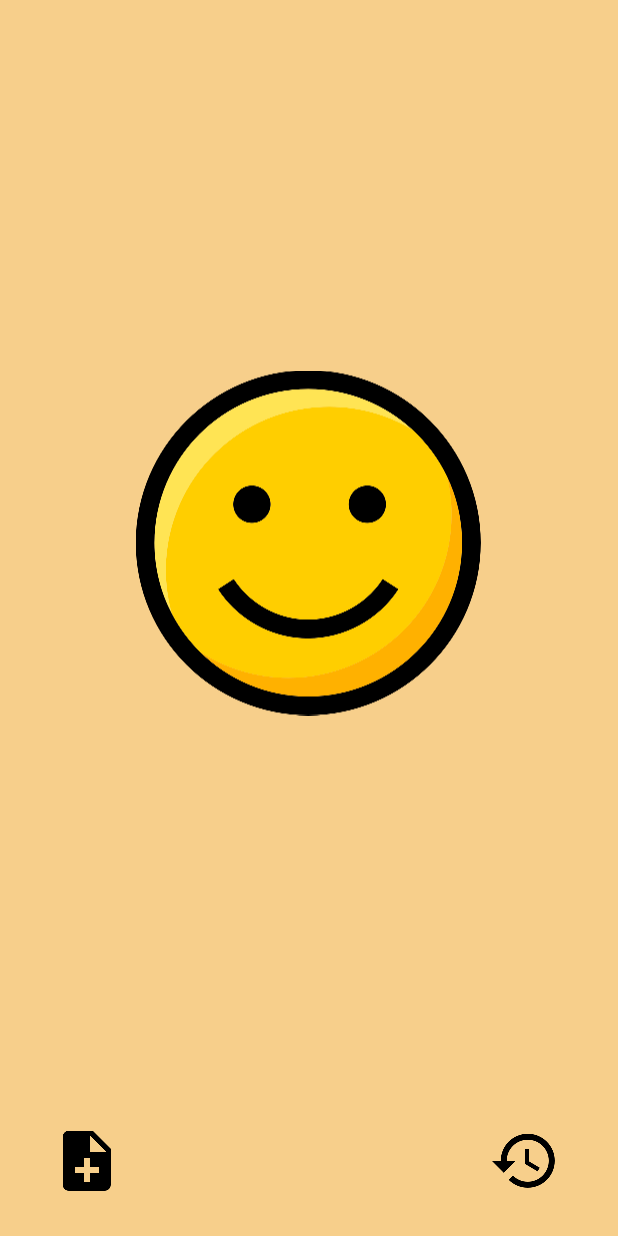
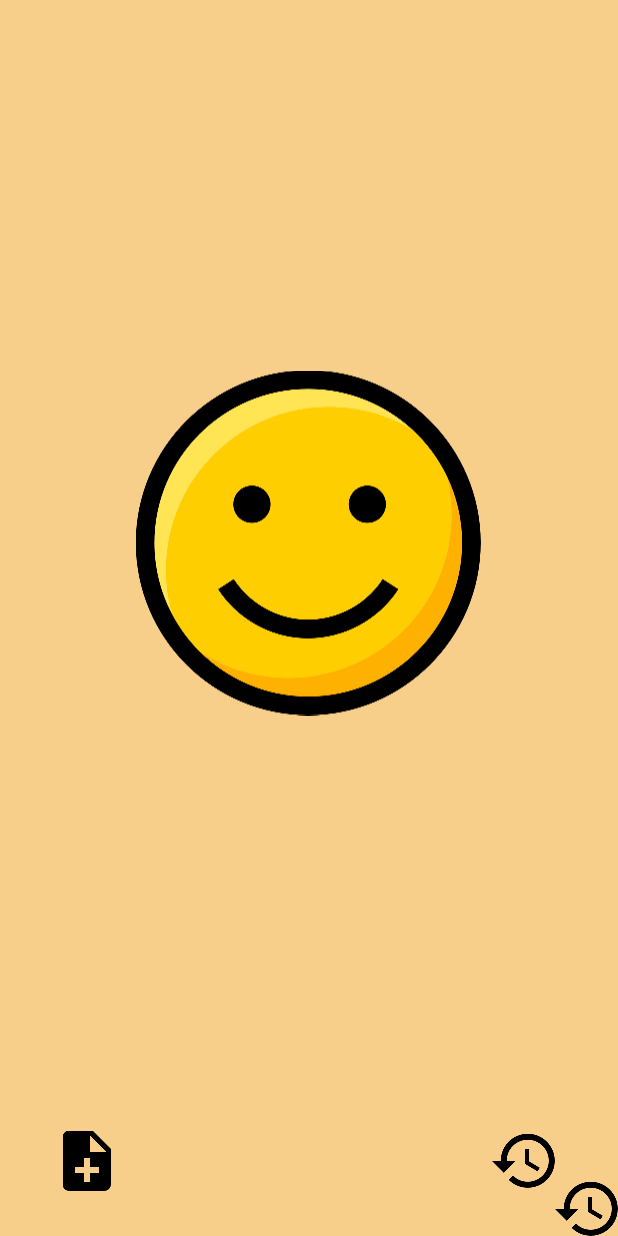
Before and after one commit to StevenBLR/MoodTracker, an Android app: the screen it shows after launch (MainActivity), on a phone screen of 412 x 824 dp. Run offline under Robolectric (Android 15) with nearby library versions, the phone set to English and light mode, and no system bars; our stand-ins replace ButterKnife.

Commit message:
use constraint layout in main activity

```diff
--- a/app/src/main/res/layout/activity_main.xml
+++ b/app/src/main/res/layout/activity_main.xml
@@ -1,21 +1,26 @@
 <?xml version="1.0" encoding="utf-8"?>
-<LinearLayout
-    android:layout_height="match_parent"
+<androidx.constraintlayout.widget.ConstraintLayout android:layout_height="match_parent"
     android:layout_width="match_parent"
-    android:orientation="vertical"
+    xmlns:app="http://schemas.android.com/apk/res-auto"
     xmlns:android="http://schemas.android.com/apk/res/android">
 
-    <androidx.viewpager2.widget.ViewPager2
-        android:id="@+id/activity_main_viewpager"
-        android:layout_width="match_parent"
-        android:layout_height="match_parent"/>
+<androidx.viewpager2.widget.ViewPager2
+    app:layout_constraintTop_toTopOf="parent"
+    app:layout_constraintBottom_toBottomOf="parent"
+    app:layout_constraintStart_toStartOf="parent"
+    app:layout_constraintEnd_toEndOf="parent"
+    android:id="@+id/activity_main_viewpager"
+    android:layout_width="0dp"
+    android:layout_height="0dp"/>
 
     <ImageButton
+        app:layout_constraintBottom_toBottomOf="parent"
+        app:layout_constraintEnd_toEndOf="parent"
         android:id="@+id/history_BT"
         android:layout_width="wrap_content"
-        android:layout_height="match_parent"
+        android:layout_height="wrap_content"
         android:layout_gravity="end"
         android:layout_weight="1"
         android:background="#00FFFFFF"
         android:src="@drawable/ic_history_black" />
-</LinearLayout>
+</androidx.constraintlayout.widget.ConstraintLayout>
```
